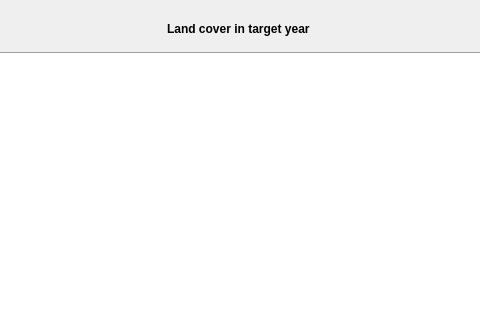
This is LDMP/gui/WidgetLCDefineDegradation.ui in ConservationInternational/trends.earth as Qt 5 draws it before an edit; both pictures show x 395 to 875 and y 0 to 320 of the 1231 by 654 pixel window. The edited form follows.
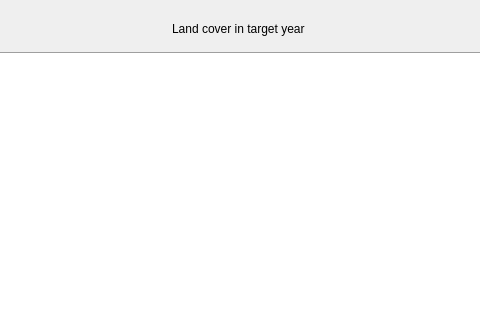
This is the edited form.

Diff of the .ui file:
```diff
--- a/LDMP/gui/WidgetLCDefineDegradation.ui
+++ b/LDMP/gui/WidgetLCDefineDegradation.ui
@@ -114,7 +114,7 @@
        </property>
        <property name="font">
         <font>
-         <weight>75</weight>
+         <weight>700</weight>
          <bold>true</bold>
         </font>
        </property>
```
